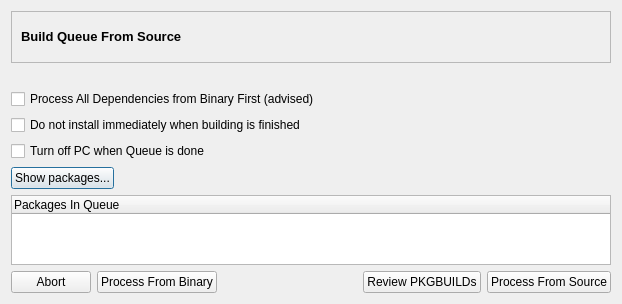
The window that trunk/shaman/ui/reviewBuildingDialog.ui (drf/shaman1) describes before a commit, drawn with Qt 5.
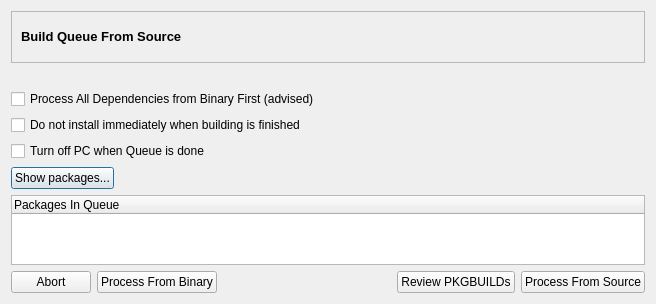
The same window after the commit. Icons and pictures are not drawn.

```diff
--- a/trunk/shaman/ui/reviewBuildingDialog.ui
+++ b/trunk/shaman/ui/reviewBuildingDialog.ui
@@ -5,7 +5,7 @@
    <rect>
     <x>0</x>
     <y>0</y>
-    <width>622</width>
+    <width>656</width>
     <height>264</height>
    </rect>
   </property>
```
Left out of the diff: 12 changed lines with no effect on the pictures.
